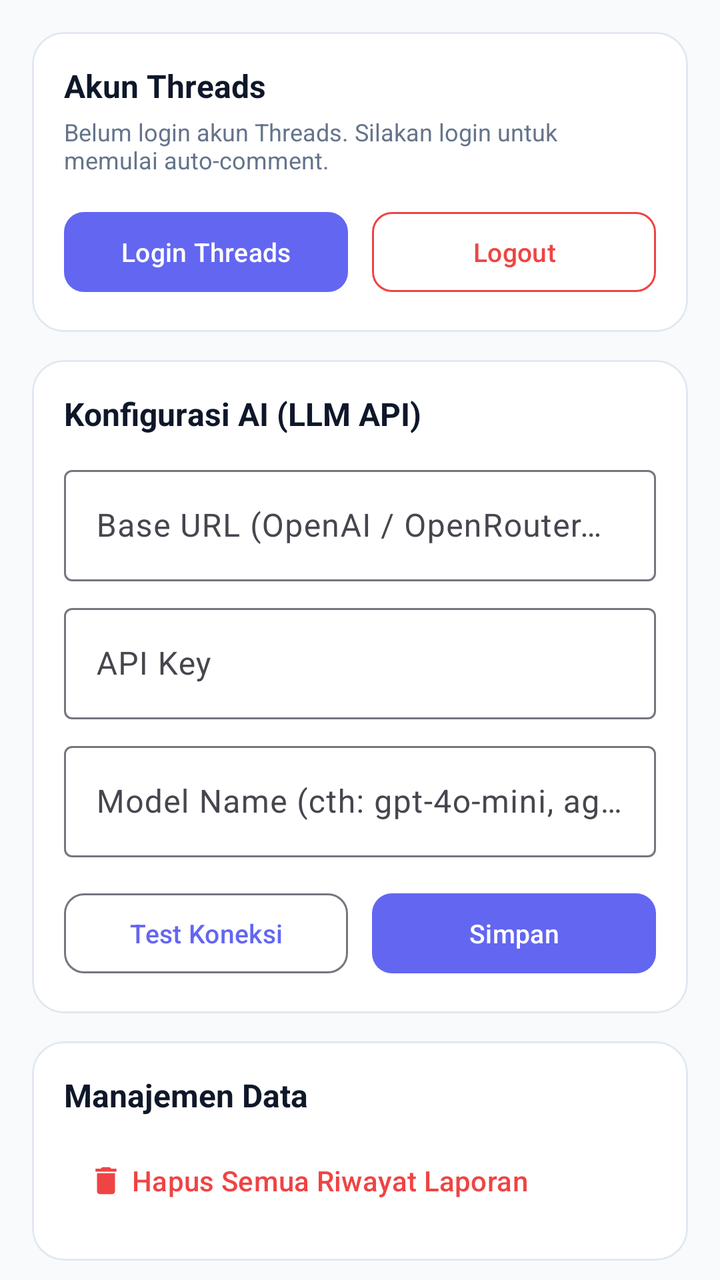
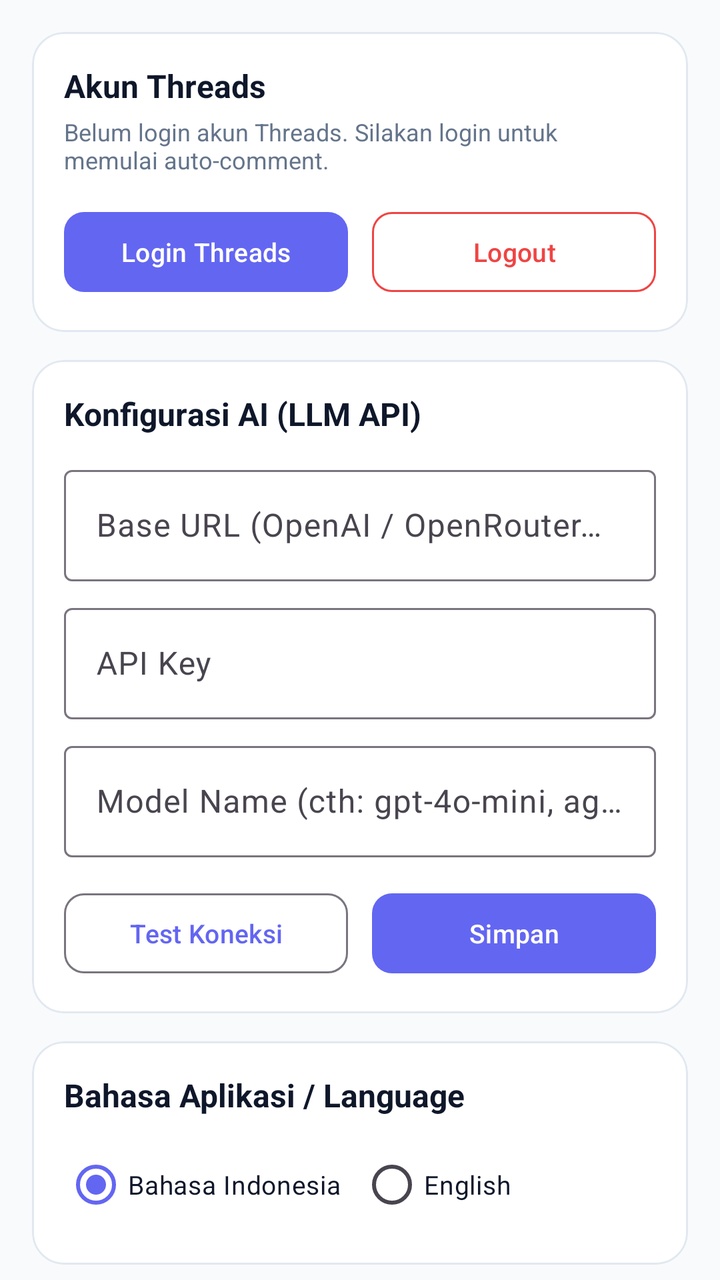

Compare the two renders of this Android layout. The source of the first and the diff that turns it into the second are given below.
<!-- AndroidManifest.xml: application theme Theme.ThreadFlow -->
<!-- res/layout/fragment_settings.xml -->
<?xml version="1.0" encoding="utf-8"?>
<androidx.core.widget.NestedScrollView xmlns:android="http://schemas.android.com/apk/res/android"
    xmlns:app="http://schemas.android.com/apk/res-auto"
    android:layout_width="match_parent"
    android:layout_height="match_parent"
    android:background="@color/bg_canvas"
    android:fillViewport="true">

    <LinearLayout
        android:layout_width="match_parent"
        android:layout_height="wrap_content"
        android:orientation="vertical"
        android:padding="16dp">

        
        <com.google.android.material.card.MaterialCardView
            android:layout_width="match_parent"
            android:layout_height="wrap_content"
            app:cardBackgroundColor="@color/surface_card"
            app:cardCornerRadius="16dp"
            app:cardElevation="0dp"
            app:strokeColor="@color/stroke_color"
            app:strokeWidth="1dp">

            <LinearLayout
                android:layout_width="match_parent"
                android:layout_height="wrap_content"
                android:orientation="vertical"
                android:padding="16dp">

                <TextView
                    android:layout_width="wrap_content"
                    android:layout_height="wrap_content"
                    android:text="Akun Threads"
                    android:textColor="@color/text_primary"
                    android:textSize="16sp"
                    android:textStyle="bold" />

                <TextView
                    android:id="@+id/tvAccountDetail"
                    android:layout_width="wrap_content"
                    android:layout_height="wrap_content"
                    android:layout_marginTop="4dp"
                    android:text="Belum login akun Threads. Silakan login untuk memulai auto-comment."
                    android:textColor="@color/text_secondary"
                    android:textSize="12sp" />

                <LinearLayout
                    android:layout_width="match_parent"
                    android:layout_height="wrap_content"
                    android:layout_marginTop="14dp"
                    android:orientation="horizontal">

                    <com.google.android.material.button.MaterialButton
                        android:id="@+id/btnLoginThreads"
                        android:layout_width="0dp"
                        android:layout_height="48dp"
                        android:layout_marginEnd="6dp"
                        android:layout_weight="1"
                        android:text="Login Threads"
                        android:textSize="13sp"
                        app:cornerRadius="10dp" />

                    <com.google.android.material.button.MaterialButton
                        android:id="@+id/btnLogoutThreads"
                        style="@style/Widget.Material3.Button.OutlinedButton"
                        android:layout_width="0dp"
                        android:layout_height="48dp"
                        android:layout_marginStart="6dp"
                        android:layout_weight="1"
                        android:text="Logout"
                        android:textColor="@color/accent_red"
                        android:textSize="13sp"
                        app:cornerRadius="10dp"
                        app:strokeColor="@color/accent_red" />
                </LinearLayout>

            </LinearLayout>
        </com.google.android.material.card.MaterialCardView>

        
        <com.google.android.material.card.MaterialCardView
            android:layout_width="match_parent"
            android:layout_height="wrap_content"
            android:layout_marginTop="14dp"
            app:cardBackgroundColor="@color/surface_card"
            app:cardCornerRadius="16dp"
            app:cardElevation="0dp"
            app:strokeColor="@color/stroke_color"
            app:strokeWidth="1dp">

            <LinearLayout
                android:layout_width="match_parent"
                android:layout_height="wrap_content"
                android:orientation="vertical"
                android:padding="16dp">

                <TextView
                    android:layout_width="wrap_content"
                    android:layout_height="wrap_content"
                    android:text="Konfigurasi AI (LLM API)"
                    android:textColor="@color/text_primary"
                    android:textSize="16sp"
                    android:textStyle="bold" />

                <com.google.android.material.textfield.TextInputLayout
                    style="@style/Widget.Material3.TextInputLayout.OutlinedBox"
                    android:layout_width="match_parent"
                    android:layout_height="wrap_content"
                    android:layout_marginTop="12dp"
                    android:hint="Base URL (OpenAI / OpenRouter / Groq / 9Router)">

                    <com.google.android.material.textfield.TextInputEditText
                        android:id="@+id/etAiBaseUrl"
                        android:layout_width="match_parent"
                        android:layout_height="wrap_content"
                        android:inputType="textUri" />
                </com.google.android.material.textfield.TextInputLayout>

                <com.google.android.material.textfield.TextInputLayout
                    style="@style/Widget.Material3.TextInputLayout.OutlinedBox"
                    android:layout_width="match_parent"
                    android:layout_height="wrap_content"
                    android:layout_marginTop="8dp"
                    android:hint="API Key">

                    <com.google.android.material.textfield.TextInputEditText
                        android:id="@+id/etAiApiKey"
                        android:layout_width="match_parent"
                        android:layout_height="wrap_content"
                        android:inputType="textPassword" />
                </com.google.android.material.textfield.TextInputLayout>

                <com.google.android.material.textfield.TextInputLayout
                    style="@style/Widget.Material3.TextInputLayout.OutlinedBox"
                    android:layout_width="match_parent"
                    android:layout_height="wrap_content"
                    android:layout_marginTop="8dp"
                    android:hint="Model Name (cth: gpt-4o-mini, ag/gemini-3.8-flash)">

                    <com.google.android.material.textfield.TextInputEditText
                        android:id="@+id/etAiModel"
                        android:layout_width="match_parent"
                        android:layout_height="wrap_content"
                        android:inputType="text" />
                </com.google.android.material.textfield.TextInputLayout>

                <LinearLayout
                    android:layout_width="match_parent"
                    android:layout_height="wrap_content"
                    android:layout_marginTop="14dp"
                    android:orientation="horizontal">

                    <com.google.android.material.button.MaterialButton
                        android:id="@+id/btnTestAi"
                        style="@style/Widget.Material3.Button.OutlinedButton"
                        android:layout_width="0dp"
                        android:layout_height="48dp"
                        android:layout_marginEnd="6dp"
                        android:layout_weight="1"
                        android:text="Test Koneksi"
                        android:textSize="13sp"
                        app:cornerRadius="10dp" />

                    <com.google.android.material.button.MaterialButton
                        android:id="@+id/btnSaveAi"
                        android:layout_width="0dp"
                        android:layout_height="48dp"
                        android:layout_marginStart="6dp"
                        android:layout_weight="1"
                        android:text="Simpan"
                        android:textSize="13sp"
                        app:cornerRadius="10dp" />
                </LinearLayout>

            </LinearLayout>
        </com.google.android.material.card.MaterialCardView>

        
        <com.google.android.material.card.MaterialCardView
            android:layout_width="match_parent"
            android:layout_height="wrap_content"
            android:layout_marginTop="14dp"
            app:cardBackgroundColor="@color/surface_card"
            app:cardCornerRadius="16dp"
            app:cardElevation="0dp"
            app:strokeColor="@color/stroke_color"
            app:strokeWidth="1dp">

            <LinearLayout
                android:layout_width="match_parent"
                android:layout_height="wrap_content"
                android:orientation="vertical"
                android:padding="16dp">

                <TextView
                    android:layout_width="wrap_content"
                    android:layout_height="wrap_content"
                    android:text="Manajemen Data"
                    android:textColor="@color/text_primary"
                    android:textSize="16sp"
                    android:textStyle="bold" />

                <com.google.android.material.button.MaterialButton
                    android:id="@+id/btnClearReports"
                    style="@style/Widget.Material3.Button.TextButton"
                    android:layout_width="match_parent"
                    android:layout_height="wrap_content"
                    android:layout_marginTop="8dp"
                    android:gravity="start|center_vertical"
                    android:text="Hapus Semua Riwayat Laporan"
                    android:textColor="@color/accent_red"
                    app:icon="@drawable/ic_delete"
                    app:iconTint="@color/accent_red" />

            </LinearLayout>
        </com.google.android.material.card.MaterialCardView>

    </LinearLayout>
</androidx.core.widget.NestedScrollView>
<!-- resources referenced by this layout -->
<resources>
  <color name="accent_red">#EF4444</color>
  <color name="bg_canvas">#F8FAFC</color>
  <color name="stroke_color">#E2E8F0</color>
  <color name="surface_card">#FFFFFF</color>
  <color name="text_primary">#0F172A</color>
  <color name="text_secondary">#64748B</color>
  <!-- drawable ic_delete (drawable) -->
  <vector xmlns:android="http://schemas.android.com/apk/res/android"
      android:width="24dp"
      android:height="24dp"
      android:viewportWidth="24"
      android:viewportHeight="24">
      <path
          android:fillColor="#FFFFFFFF"
          android:pathData="M6,19c0,1.1 0.9,2 2,2h8c1.1,0 2,-0.9 2,-2V7H6v12zM19,4h-3.5l-1,-1h-5l-1,1H5v2h14V4z"/>
  </vector>
  <style name="Theme.ThreadFlow" parent="Theme.Material3.DayNight.NoActionBar">
          <item name="colorPrimary">@color/primary</item>
          <item name="colorPrimaryVariant">@color/primary_variant</item>
          <item name="colorOnPrimary">@color/on_primary</item>
          <item name="colorSecondary">@color/secondary</item>
          <item name="colorOnSecondary">@color/on_secondary</item>
          <item name="android:statusBarColor">@color/bg_canvas</item>
          <item name="android:windowLightStatusBar">true</item>
          <item name="android:navigationBarColor">@color/bg_canvas</item>
          <item name="android:windowBackground">@color/bg_canvas</item>
          <item name="shapeAppearanceSmallComponent">@style/ShapeAppearance.ThreadFlow.Small</item>
          <item name="shapeAppearanceMediumComponent">@style/ShapeAppearance.ThreadFlow.Medium</item>
          <item name="shapeAppearanceLargeComponent">@style/ShapeAppearance.ThreadFlow.Large</item>
      </style>
  <color name="primary">#6366F1</color>
  <color name="primary_variant">#4F46E5</color>
  <color name="on_primary">#FFFFFF</color>
  <color name="secondary">#EC4899</color>
  <color name="on_secondary">#FFFFFF</color>
  <style name="ShapeAppearance.ThreadFlow.Small" parent="ShapeAppearance.Material3.SmallComponent">
          <item name="cornerSize">10dp</item>
      </style>
  <style name="ShapeAppearance.ThreadFlow.Medium" parent="ShapeAppearance.Material3.MediumComponent">
          <item name="cornerSize">16dp</item>
      </style>
  <style name="ShapeAppearance.ThreadFlow.Large" parent="ShapeAppearance.Material3.LargeComponent">
          <item name="cornerSize">20dp</item>
      </style>
</resources>

<!-- the commit's change to res/layout/fragment_settings.xml (unified diff, before → after) -->
@@ -31,7 +31,7 @@
                 <TextView
                     android:layout_width="wrap_content"
                     android:layout_height="wrap_content"
-                    android:text="Akun Threads"
+                    android:text="@string/settings_threads_account"
                     android:textColor="@color/text_primary"
                     android:textSize="16sp"
                     android:textStyle="bold" />
@@ -57,7 +57,7 @@
                         android:layout_height="48dp"
                         android:layout_marginEnd="6dp"
                         android:layout_weight="1"
-                        android:text="Login Threads"
+                        android:text="@string/settings_login_threads"
                         android:textSize="13sp"
                         app:cornerRadius="10dp" />
 
@@ -68,7 +68,7 @@
                         android:layout_height="48dp"
                         android:layout_marginStart="6dp"
                         android:layout_weight="1"
-                        android:text="Logout"
+                        android:text="@string/settings_logout"
                         android:textColor="@color/accent_red"
                         android:textSize="13sp"
                         app:cornerRadius="10dp"
@@ -98,7 +98,7 @@
                 <TextView
                     android:layout_width="wrap_content"
                     android:layout_height="wrap_content"
-                    android:text="Konfigurasi AI (LLM API)"
+                    android:text="@string/settings_ai_config"
                     android:textColor="@color/text_primary"
                     android:textSize="16sp"
                     android:textStyle="bold" />
@@ -158,7 +158,7 @@
                         android:layout_height="48dp"
                         android:layout_marginEnd="6dp"
                         android:layout_weight="1"
-                        android:text="Test Koneksi"
+                        android:text="@string/settings_test_connection"
                         android:textSize="13sp"
                         app:cornerRadius="10dp" />
 
@@ -168,7 +168,7 @@
                         android:layout_height="48dp"
                         android:layout_marginStart="6dp"
                         android:layout_weight="1"
-                        android:text="Simpan"
+                        android:text="@string/settings_save"
                         android:textSize="13sp"
                         app:cornerRadius="10dp" />
                 </LinearLayout>
@@ -196,7 +196,62 @@
                 <TextView
                     android:layout_width="wrap_content"
                     android:layout_height="wrap_content"
-                    android:text="Manajemen Data"
+                    android:text="@string/settings_language"
+                    android:textColor="@color/text_primary"
+                    android:textSize="16sp"
+                    android:textStyle="bold" />
+
+                <RadioGroup
+                    android:id="@+id/rgLanguage"
+                    android:layout_width="match_parent"
+                    android:layout_height="wrap_content"
+                    android:layout_marginTop="10dp"
+                    android:orientation="horizontal">
+
+                    <RadioButton
+                        android:id="@+id/rbIndonesian"
+                        android:layout_width="0dp"
+                        android:layout_height="wrap_content"
+                        android:layout_weight="1"
+                        android:checked="true"
+                        android:text="Bahasa Indonesia"
+                        android:textColor="@color/text_primary"
+                        android:textSize="13sp" />
+
+                    <RadioButton
+                        android:id="@+id/rbEnglish"
+                        android:layout_width="0dp"
+                        android:layout_height="wrap_content"
+                        android:layout_weight="1"
+                        android:text="English"
+                        android:textColor="@color/text_primary"
+                        android:textSize="13sp" />
+                </RadioGroup>
+
+            </LinearLayout>
+        </com.google.android.material.card.MaterialCardView>
+
+        
+        <com.google.android.material.card.MaterialCardView
+            android:layout_width="match_parent"
+            android:layout_height="wrap_content"
+            android:layout_marginTop="14dp"
+            app:cardBackgroundColor="@color/surface_card"
+            app:cardCornerRadius="16dp"
+            app:cardElevation="0dp"
+            app:strokeColor="@color/stroke_color"
+            app:strokeWidth="1dp">
+
+            <LinearLayout
+                android:layout_width="match_parent"
+                android:layout_height="wrap_content"
+                android:orientation="vertical"
+                android:padding="16dp">
+
+                <TextView
+                    android:layout_width="wrap_content"
+                    android:layout_height="wrap_content"
+                    android:text="@string/settings_data_management"
                     android:textColor="@color/text_primary"
                     android:textSize="16sp"
                     android:textStyle="bold" />
@@ -208,7 +263,7 @@
                     android:layout_height="wrap_content"
                     android:layout_marginTop="8dp"
                     android:gravity="start|center_vertical"
-                    android:text="Hapus Semua Riwayat Laporan"
+                    android:text="@string/settings_clear_reports"
                     android:textColor="@color/accent_red"
                     app:icon="@drawable/ic_delete"
                     app:iconTint="@color/accent_red" />
@@ -216,5 +271,18 @@
             </LinearLayout>
         </com.google.android.material.card.MaterialCardView>
 
+        
+        <TextView
+            android:id="@+id/tvAppVersion"
+            android:layout_width="match_parent"
+            android:layout_height="wrap_content"
+            android:layout_marginTop="24dp"
+            android:layout_marginBottom="24dp"
+            android:gravity="center"
+            android:lineSpacingExtra="3dp"
+            android:text="ThreadFlow v1.0.4 (Build 4)\nAuto Affiliate &amp; Threads Viral Booster"
+            android:textColor="@color/text_muted"
+            android:textSize="12sp" />
+
     </LinearLayout>
 </androidx.core.widget.NestedScrollView>
<!-- resource entries referenced after the edit -->
@@ -4,6 +4,7 @@
   <color name="bg_canvas">#F8FAFC</color>
   <color name="stroke_color">#E2E8F0</color>
   <color name="surface_card">#FFFFFF</color>
+  <color name="text_muted">#94A3B8</color>
   <color name="text_primary">#0F172A</color>
   <color name="text_secondary">#64748B</color>
   <!-- drawable ic_delete (drawable) -->
@@ -16,6 +17,15 @@
           android:fillColor="#FFFFFFFF"
           android:pathData="M6,19c0,1.1 0.9,2 2,2h8c1.1,0 2,-0.9 2,-2V7H6v12zM19,4h-3.5l-1,-1h-5l-1,1H5v2h14V4z"/>
   </vector>
+  <string name="settings_ai_config">Konfigurasi AI (LLM API)</string>
+  <string name="settings_clear_reports">Hapus Semua Riwayat Laporan</string>
+  <string name="settings_data_management">Manajemen Data</string>
+  <string name="settings_language">Bahasa Aplikasi / Language</string>
+  <string name="settings_login_threads">Login Threads</string>
+  <string name="settings_logout">Logout</string>
+  <string name="settings_save">Simpan</string>
+  <string name="settings_test_connection">Test Koneksi</string>
+  <string name="settings_threads_account">Akun Threads</string>
   <style name="Theme.ThreadFlow" parent="Theme.Material3.DayNight.NoActionBar">
           <item name="colorPrimary">@color/primary</item>
           <item name="colorPrimaryVariant">@color/primary_variant</item>
